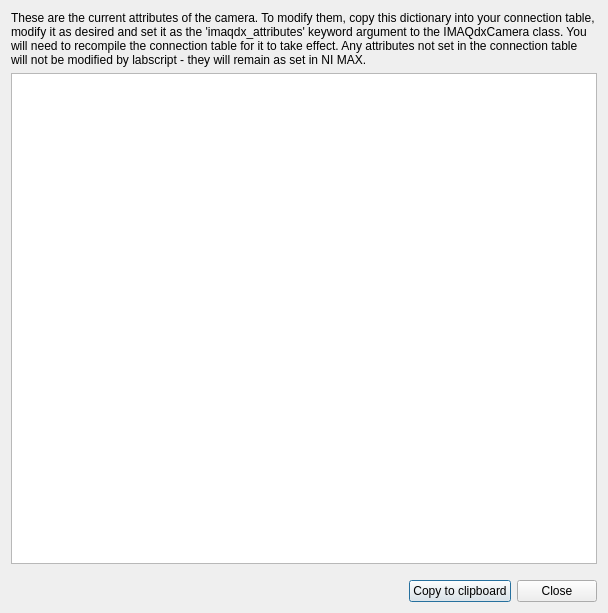
Qt form IMAQdxCamera/attributes_dialog.ui (labscript-suite/labscript-devices) before a commit.
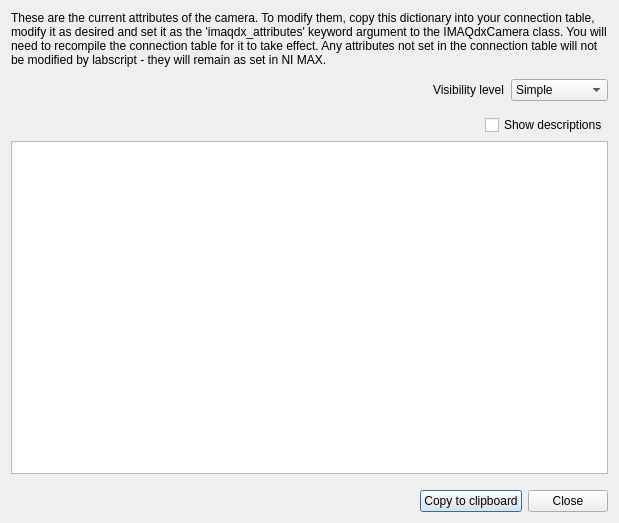
The same form after that commit. Icons and pictures are not drawn.

Commit message: IMAQdxCamera: Attributes dialog has more options. Some functionality copied from imaqdx camera server into worker class, not yet tested on hardware.

```diff
--- a/IMAQdxCamera/attributes_dialog.ui
+++ b/IMAQdxCamera/attributes_dialog.ui
@@ -6,8 +6,8 @@
    <rect>
     <x>0</x>
     <y>0</y>
-    <width>608</width>
-    <height>613</height>
+    <width>619</width>
+    <height>523</height>
    </rect>
   </property>
   <property name="windowTitle">
@@ -28,6 +28,91 @@
      </property>
     </widget>
    </item>
+   <item>
+    <layout class="QHBoxLayout" name="horizontalLayout_2">
+     <property name="topMargin">
+      <number>6</number>
+     </property>
+     <item>
+      <spacer name="horizontalSpacer_3">
+       <property name="orientation">
+        <enum>Qt::Horizontal</enum>
+       </property>
+       <property name="sizeHint" stdset="0">
+        <size>
+         <width>40</width>
+         <height>20</height>
+        </size>
+       </property>
+      </spacer>
+     </item>
+     <item>
+      <widget class="QLabel" name="label_2">
+       <property name="text">
+        <string>Visibility level</string>
+       </property>
+      </widget>
+     </item>
+     <item>
+      <widget class="QComboBox" name="comboBox">
+       <item>
+        <property name="text">
+         <string>Simple</string>
+        </property>
+        <property name="icon">
+         <iconset resource="../../../clones/qtutils/qtutils/icons/icons.qrc">
+          <normaloff>:/qtutils/fugue/table.png</normaloff>:/qtutils/fugue/table.png</iconset>
+        </property>
+       </item>
+       <item>
+        <property name="text">
+         <string>Intermediate</string>
+        </property>
+        <property name="icon">
+         <iconset resource="../../../clones/qtutils/qtutils/icons/icons.qrc">
+          <normaloff>:/qtutils/fugue/tables.png</normaloff>:/qtutils/fugue/tables.png</iconset>
+        </property>
+       </item>
+       <item>
+        <property name="text">
+         <string>Advanced</string>
+        </property>
+        <property name="icon">
+         <iconset resource="../../../clones/qtutils/qtutils/icons/icons.qrc">
+          <normaloff>:/qtutils/fugue/tables-stacks.png</normaloff>:/qtutils/fugue/tables-stacks.png</iconset>
+        </property>
+       </item>
+      </widget>
+     </item>
+    </layout>
+   </item>
+   <item>
+    <layout class="QHBoxLayout" name="horizontalLayout_3">
+     <property name="topMargin">
+      <number>8</number>
+     </property>
+     <item>
+      <spacer name="horizontalSpacer_2">
+       <property name="orientation">
+        <enum>Qt::Horizontal</enum>
+       </property>
+       <property name="sizeHint" stdset="0">
+        <size>
+         <width>40</width>
+         <height>20</height>
+        </size>
+       </property>
+      </spacer>
+     </item>
+     <item>
+      <widget class="QCheckBox" name="checkBox">
+       <property name="text">
+        <string>Show descriptions</string>
+       </property>
+      </widget>
+     </item>
+    </layout>
+   </item>
    <item>
     <widget class="QPlainTextEdit" name="plainTextEdit">
      <property name="readOnly">
```
Left out of the diff: 4 changed lines with no effect on the pictures. The commit also changes 3 other files.
